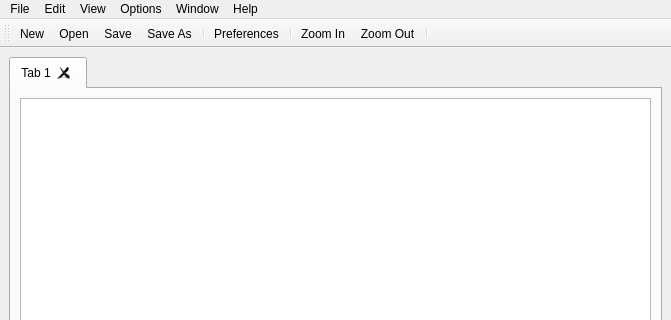
The window that editor.ui (Yovsky/Edito) describes before a commit, drawn with Qt 5; both pictures show x 0 to 671 and y 0 to 320 of the 671 by 622 pixel window.
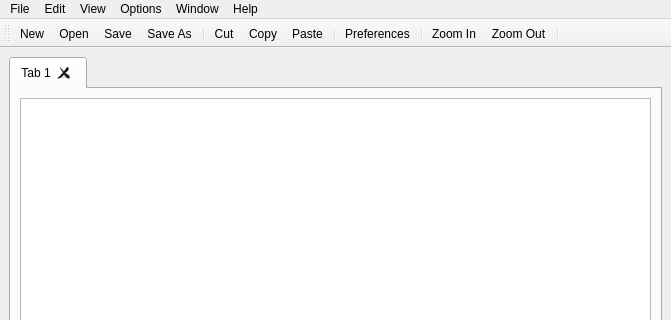
The same window after the commit. Icons and pictures are not drawn. Custom widgets are drawn as their Qt base class.

```diff
--- a/editor.ui
+++ b/editor.ui
@@ -183,6 +183,10 @@
    <addaction name="actionSave"/>
    <addaction name="actionSave_As"/>
    <addaction name="separator"/>
+   <addaction name="actionCut"/>
+   <addaction name="actionCopy"/>
+   <addaction name="actionPaste"/>
+   <addaction name="separator"/>
    <addaction name="actionPreferences"/>
    <addaction name="separator"/>
    <addaction name="actionZoom_In"/>
```
Left out of the diff: 15 changed lines with no effect on the pictures.
